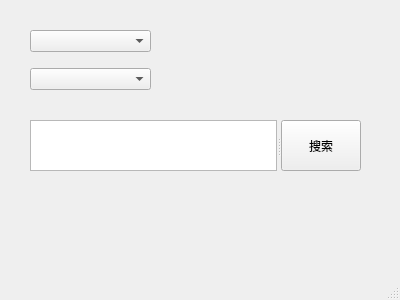
First picture: the form in jsonFile/mainwindow.ui, repository breakeryu/QT_prj, before the edit.
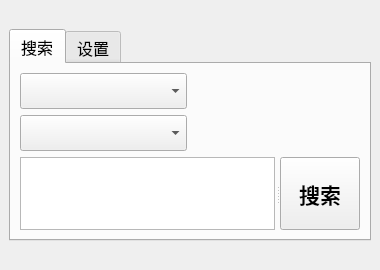
Second picture: the form after the edit.

What changed in the file:
```diff
--- a/jsonFile/mainwindow.ui
+++ b/jsonFile/mainwindow.ui
@@ -6,69 +6,177 @@
    <rect>
     <x>0</x>
     <y>0</y>
-    <width>400</width>
-    <height>300</height>
+    <width>380</width>
+    <height>270</height>
    </rect>
   </property>
   <property name="windowTitle">
    <string>MainWindow</string>
   </property>
   <widget class="QWidget" name="centralwidget">
-   <widget class="QWidget" name="verticalLayoutWidget">
-    <property name="geometry">
-     <rect>
-      <x>30</x>
-      <y>20</y>
-      <width>121</width>
-      <height>80</height>
-     </rect>
-    </property>
+   <layout class="QVBoxLayout" name="verticalLayout_2">
+    <item>
+     <spacer name="horizontalSpacer_2">
+      <property name="orientation">
+       <enum>Qt::Horizontal</enum>
+      </property>
+      <property name="sizeHint" stdset="0">
+       <size>
+        <width>40</width>
+        <height>20</height>
+       </size>
+      </property>
+     </spacer>
+    </item>
+    <item>
+     <widget class="QTabWidget" name="main_tWidget">
+      <property name="sizePolicy">
+       <sizepolicy hsizetype="Preferred" vsizetype="Expanding">
+        <horstretch>0</horstretch>
+        <verstretch>0</verstretch>
+       </sizepolicy>
+      </property>
+      <property name="font">
+       <font>
+        <family>幼圆</family>
+        <pointsize>12</pointsize>
+       </font>
+      </property>
+      <property name="currentIndex">
+       <number>0</number>
+      </property>
+      <widget class="QWidget" name="tab">
+       <attribute name="title">
+        <string>搜索</string>
+       </attribute>
+       <layout class="QGridLayout" name="gridLayout_2">
+        <item row="0" column="0">
     <layout class="QVBoxLayout" name="verticalLayout">
      <item>
-      <widget class="QComboBox" name="fun_CBox"/>
+           <widget class="QComboBox" name="fun_CBox">
+            <property name="font">
+             <font>
+              <family>SWItalc</family>
+              <pointsize>15</pointsize>
+             </font>
+            </property>
+           </widget>
      </item>
      <item>
-      <widget class="QComboBox" name="Engine_cBox"/>
-     </item>
-    </layout>
-   </widget>
+           <widget class="QComboBox" name="Engine_cBox">
+            <property name="font">
+             <font>
+              <family>Book Antiqua</family>
+              <pointsize>15</pointsize>
+             </font>
+            </property>
+           </widget>
+          </item>
+         </layout>
+        </item>
+        <item row="0" column="1">
+         <widget class="QLabel" name="logo_label">
+          <property name="text">
+           <string/>
+          </property>
+         </widget>
+        </item>
+        <item row="1" column="0" colspan="2">
    <widget class="QSplitter" name="splitter">
-    <property name="geometry">
-     <rect>
-      <x>30</x>
-      <y>120</y>
-      <width>331</width>
-      <height>51</height>
-     </rect>
-    </property>
     <property name="orientation">
      <enum>Qt::Horizontal</enum>
     </property>
+          <property name="handleWidth">
+           <number>5</number>
+          </property>
     <widget class="QTextEdit" name="search_tEdit">
      <property name="font">
       <font>
-       <family>STHeiti</family>
+             <family>Adobe 黑体 Std R</family>
+             <pointsize>16</pointsize>
+             <weight>50</weight>
+             <bold>false</bold>
+             <underline>true</underline>
       </font>
      </property>
     </widget>
     <widget class="QPushButton" name="Search_pBtn">
+           <property name="font">
+            <font>
+             <family>华光楷体一_CNKI</family>
+             <pointsize>16</pointsize>
+             <weight>75</weight>
+             <bold>true</bold>
+            </font>
+           </property>
      <property name="text">
       <string>搜索</string>
      </property>
     </widget>
    </widget>
-  </widget>
-  <widget class="QMenuBar" name="menubar">
-   <property name="geometry">
-    <rect>
-     <x>0</x>
-     <y>0</y>
-     <width>400</width>
-     <height>24</height>
-    </rect>
-   </property>
-  </widget>
-  <widget class="QStatusBar" name="statusbar"/>
+        </item>
+       </layout>
+      </widget>
+      <widget class="QWidget" name="Tab_Setting">
+       <attribute name="title">
+        <string>设置</string>
+       </attribute>
+       <layout class="QVBoxLayout" name="verticalLayout_3">
+        <item>
+         <widget class="QPushButton" name="logo_pBtn">
+          <property name="sizePolicy">
+           <sizepolicy hsizetype="Preferred" vsizetype="Preferred">
+            <horstretch>0</horstretch>
+            <verstretch>0</verstretch>
+           </sizepolicy>
+          </property>
+          <property name="text">
+           <string> 打开logo文件夹</string>
+          </property>
+         </widget>
+        </item>
+        <item>
+         <widget class="QPushButton" name="config_pBtn">
+          <property name="sizePolicy">
+           <sizepolicy hsizetype="Preferred" vsizetype="Preferred">
+            <horstretch>0</horstretch>
+            <verstretch>0</verstretch>
+           </sizepolicy>
+          </property>
+          <property name="text">
+           <string> 打开配置文件夹</string>
+          </property>
+         </widget>
+        </item>
+        <item>
+         <widget class="QCheckBox" name="AutoLanch_checkBox">
+          <property name="text">
+           <string>开机启动</string>
+          </property>
+          <property name="checked">
+           <bool>false</bool>
+          </property>
+         </widget>
+        </item>
+       </layout>
+      </widget>
+     </widget>
+    </item>
+    <item>
+     <spacer name="horizontalSpacer">
+      <property name="orientation">
+       <enum>Qt::Horizontal</enum>
+      </property>
+      <property name="sizeHint" stdset="0">
+       <size>
+        <width>40</width>
+        <height>20</height>
+       </size>
+      </property>
+     </spacer>
+    </item>
+   </layout>
+  </widget>
  </widget>
  <resources/>
  <connections/>
```
Lines whose indentation alone changed are shown as unchanged.
